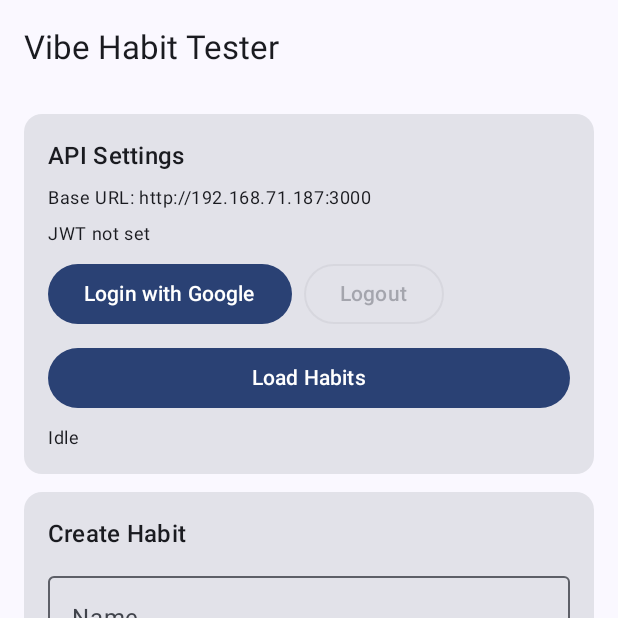
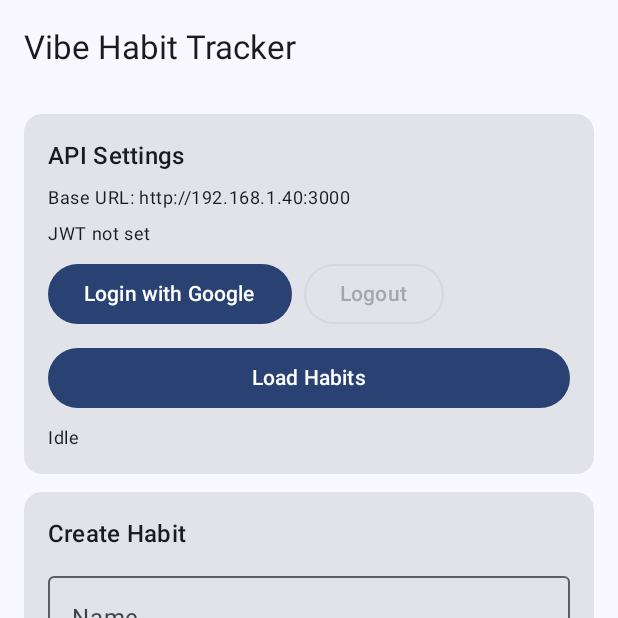
Before and after one commit to simonjaeggi/vibe-habit-tracker, an Android app built with Jetpack Compose: the screen it shows after launch (MainActivity), on a phone screen of 412 x 824 dp, the top half of it. Run offline under Robolectric (Android 15) with nearby library versions, the phone set to English and light mode, and no system bars.

Commit message:
Changed title

```diff
--- a/Android/app/src/main/java/com/example/app/MainActivity.kt
+++ b/Android/app/src/main/java/com/example/app/MainActivity.kt
@@ -87,7 +87,7 @@ private sealed class Result<out T> {
     data class Error(val message: String) : Result<Nothing>()
 }
 
-private const val DEFAULT_BASE_URL = "http://192.168.71.187:3000"
+private const val DEFAULT_BASE_URL = "http://192.168.1.40:3000"
 private const val PREFS_NAME = "vibe_habit_prefs"
 private const val PREF_JWT = "jwt"
 private const val PREF_BASE_URL = "base_url"
@@ -111,7 +111,7 @@ class MainActivity : ComponentActivity() {
             AppTheme {
                 Scaffold(
                     modifier = Modifier.fillMaxSize(),
-                    topBar = { TopAppBar(title = { Text("Vibe Habit Tester") }) },
+                    topBar = { TopAppBar(title = { Text("Vibe Habit Tracker") }) },
                 ) { padding ->
                     HabitPlayground(
                         baseUrl = baseUrlState,
```
